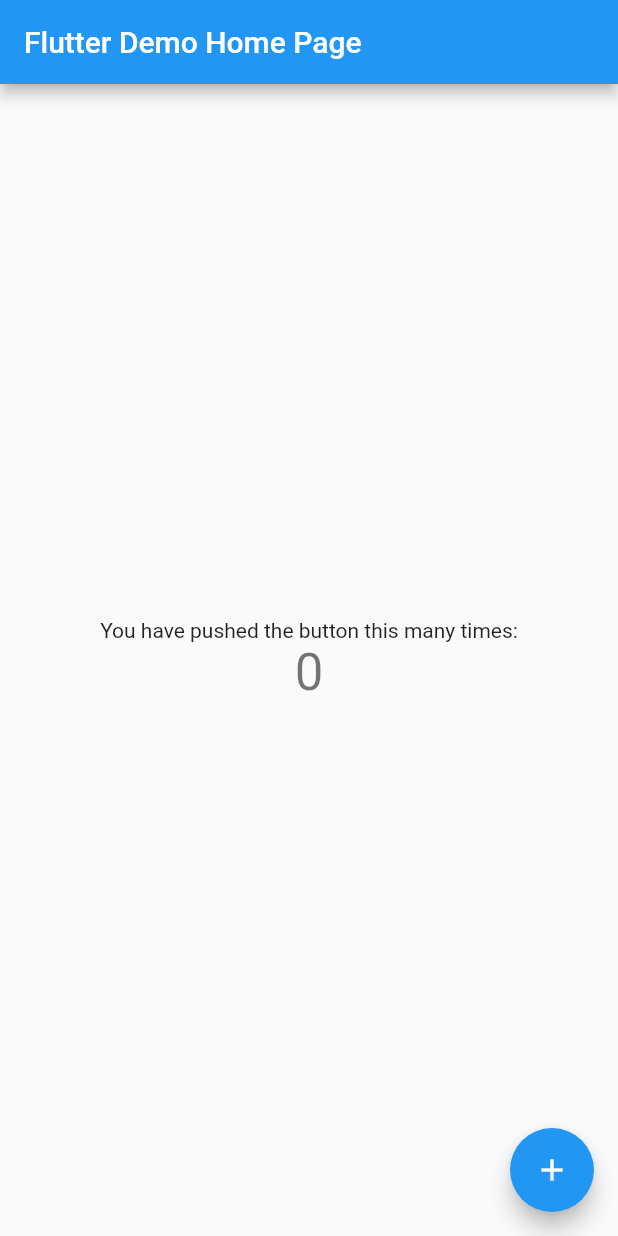
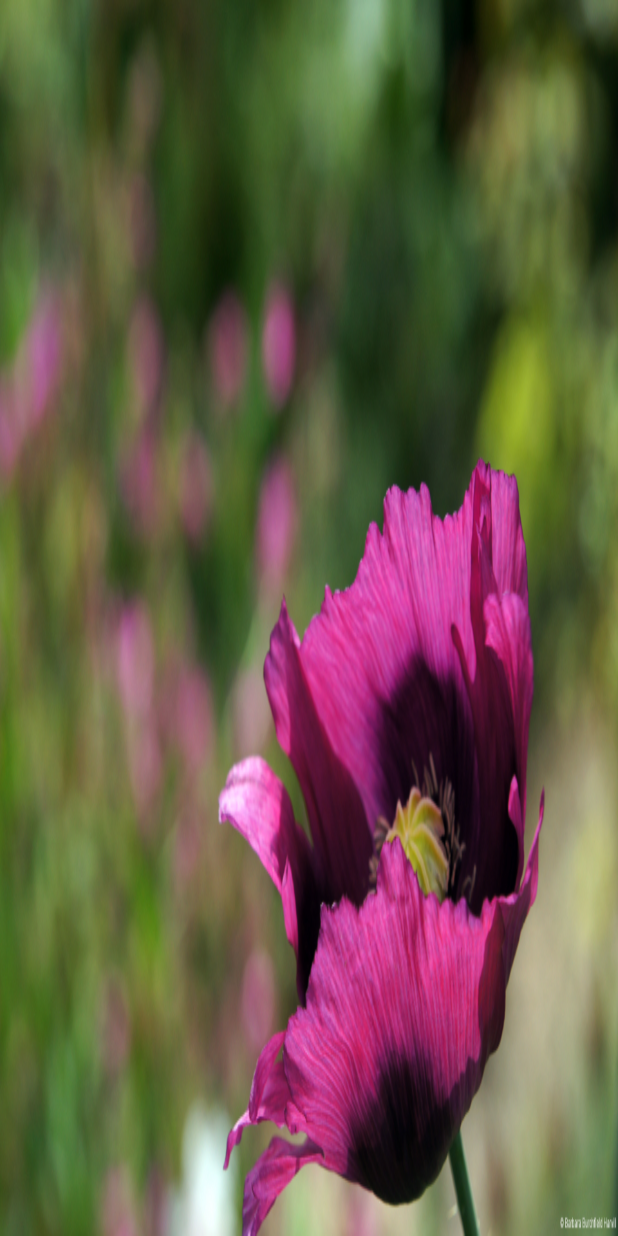
Before and after one commit to krilie/lico_app, a Flutter app: the screen it shows after launch, on a phone screen of 412 x 824 dp. Run offline on Flutter 3.47's test engine with Material 2 defaults, Android fonts, the phone set to English and light mode, and no system bars.

Commit message:
app init

```diff
--- a/lib/main.dart
+++ b/lib/main.dart
@@ -1,111 +1,4 @@
 import 'package:flutter/material.dart';
+import 'package:lico_app/splash_page/splash.dart';
 
-void main() => runApp(MyApp());
-
-class MyApp extends StatelessWidget {
-  // This widget is the root of your application.
-  @override
-  Widget build(BuildContext context) {
-    return MaterialApp(
-      title: 'Flutter Demo',
-      theme: ThemeData(
-        // This is the theme of your application.
-        //
-        // Try running your application with "flutter run". You'll see the
-        // application has a blue toolbar. Then, without quitting the app, try
-        // changing the primarySwatch below to Colors.green and then invoke
-        // "hot reload" (press "r" in the console where you ran "flutter run",
-        // or simply save your changes to "hot reload" in a Flutter IDE).
-        // Notice that the counter didn't reset back to zero; the application
-        // is not restarted.
-        primarySwatch: Colors.blue,
-      ),
-      home: MyHomePage(title: 'Flutter Demo Home Page'),
-    );
-  }
-}
-
-class MyHomePage extends StatefulWidget {
-  MyHomePage({Key key, this.title}) : super(key: key);
-
-  // This widget is the home page of your application. It is stateful, meaning
-  // that it has a State object (defined below) that contains fields that affect
-  // how it looks.
-
-  // This class is the configuration for the state. It holds the values (in this
-  // case the title) provided by the parent (in this case the App widget) and
-  // used by the build method of the State. Fields in a Widget subclass are
-  // always marked "final".
-
-  final String title;
-
-  @override
-  _MyHomePageState createState() => _MyHomePageState();
-}
-
-class _MyHomePageState extends State<MyHomePage> {
-  int _counter = 0;
-
-  void _incrementCounter() {
-    setState(() {
-      // This call to setState tells the Flutter framework that something has
-      // changed in this State, which causes it to rerun the build method below
-      // so that the display can reflect the updated values. If we changed
-      // _counter without calling setState(), then the build method would not be
-      // called again, and so nothing would appear to happen.
-      _counter++;
-    });
-  }
-
-  @override
-  Widget build(BuildContext context) {
-    // This method is rerun every time setState is called, for instance as done
-    // by the _incrementCounter method above.
-    //
-    // The Flutter framework has been optimized to make rerunning build methods
-    // fast, so that you can just rebuild anything that needs updating rather
-    // than having to individually change instances of widgets.
-    return Scaffold(
-      appBar: AppBar(
-        // Here we take the value from the MyHomePage object that was created by
-        // the App.build method, and use it to set our appbar title.
-        title: Text(widget.title),
-      ),
-      body: Center(
-        // Center is a layout widget. It takes a single child and positions it
-        // in the middle of the parent.
-        child: Column(
-          // Column is also layout widget. It takes a list of children and
-          // arranges them vertically. By default, it sizes itself to fit its
-          // children horizontally, and tries to be as tall as its parent.
-          //
-          // Invoke "debug painting" (press "p" in the console, choose the
-          // "Toggle Debug Paint" action from the Flutter Inspector in Android
-          // Studio, or the "Toggle Debug Paint" command in Visual Studio Code)
-          // to see the wireframe for each widget.
-          //
-          // Column has various properties to control how it sizes itself and
-          // how it positions its children. Here we use mainAxisAlignment to
-          // center the children vertically; the main axis here is the vertical
-          // axis because Columns are vertical (the cross axis would be
-          // horizontal).
-          mainAxisAlignment: MainAxisAlignment.center,
-          children: <Widget>[
-            Text(
-              'You have pushed the button this many times:',
-            ),
-            Text(
-              '$_counter',
-              style: Theme.of(context).textTheme.display1,
-            ),
-          ],
-        ),
-      ),
-      floatingActionButton: FloatingActionButton(
-        onPressed: _incrementCounter,
-        tooltip: 'Increment',
-        child: Icon(Icons.add),
-      ), // This trailing comma makes auto-formatting nicer for build methods.
-    );
-  }
-}
+void main() => runApp(Splash(str:"images/flower.jpg"));
--- /dev/null
+++ b/lib/splash_page/splash.dart
@@ -0,0 +1,19 @@
+import 'package:flutter/material.dart';
+import 'dart:core';
+
+class Splash extends StatelessWidget {
+  final String str;
+
+  const Splash({Key key, this.str}) : super(key: key);
+
+  @override
+  Widget build(BuildContext context) {
+    return ConstrainedBox(
+      child: Image.asset(
+        str,
+        fit: BoxFit.fill,
+      ),
+      constraints: new BoxConstraints.expand(),
+    );
+  }
+}
--- a/pubspec.yaml
+++ b/pubspec.yaml
@@ -70,3 +70,5 @@ flutter:
   #
   # For details regarding fonts from package dependencies,
   # see https://flutter.io/custom-fonts/#from-packages
+  assets:
+    - images/flower.jpg
```
Also changed, not shown: images/flower.jpg (added), 1 other file.
